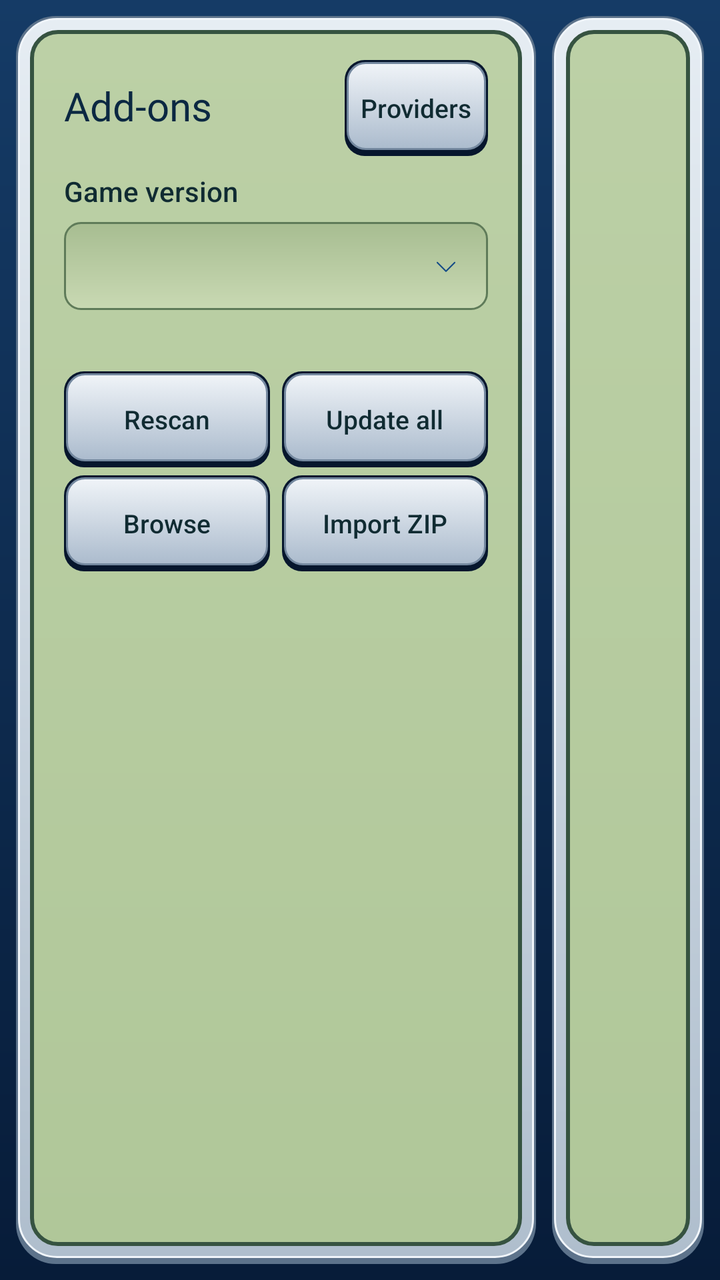
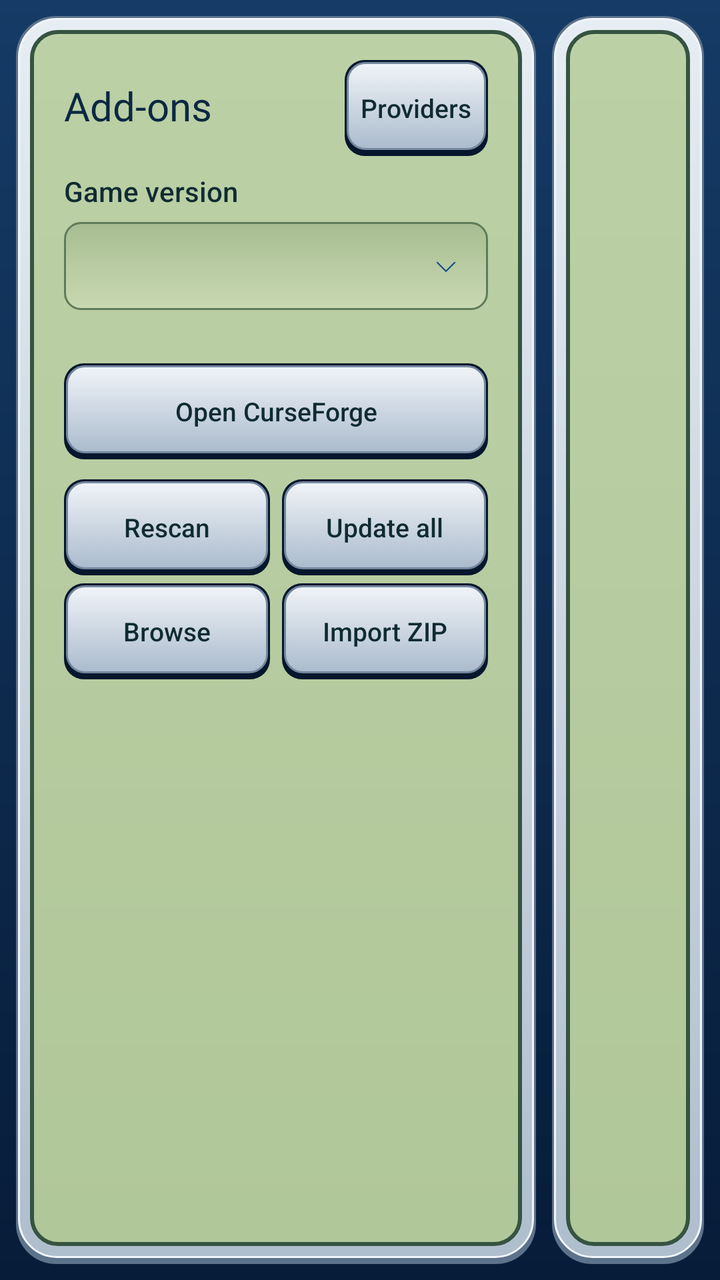

Screens rendered from an Android XML layout before and after an edit, with the pre-edit source and the edit as a unified diff.
<!-- AndroidManifest.xml: activity theme WeHavePhonesTheme -->
<!-- res/layout/activity_addons.xml -->
<?xml version="1.0" encoding="utf-8"?>
<LinearLayout
    xmlns:android="http://schemas.android.com/apk/res/android"
    android:layout_width="match_parent"
    android:layout_height="match_parent"
    android:baselineAligned="false"
    android:fitsSystemWindows="true"
    android:orientation="horizontal"
    android:background="@drawable/wehavephones_screen_background"
    android:padding="8dp">
    <ScrollView
        android:layout_width="260dp"
        android:layout_height="match_parent"
        android:background="@drawable/wehavephones_lcd_frame"
        android:scrollbars="none"
        android:padding="12dp">
        <LinearLayout
            android:layout_width="match_parent"
            android:layout_height="wrap_content"
            android:orientation="vertical"
            android:paddingLeft="12dp"
            android:paddingRight="12dp"
            android:paddingTop="10dp"
            android:paddingBottom="10dp">
            <LinearLayout
                android:layout_width="match_parent"
                android:layout_height="wrap_content"
                android:gravity="center_vertical"
                android:orientation="horizontal">
                <TextView
                    style="@style/WeHavePhonesHeader"
                    android:layout_width="0dp"
                    android:layout_weight="1"
                    android:text="@string/wehavephones_addons_title"
                    android:textSize="20sp" />
                <Button
                    android:id="@+id/BTAddonsSettings"
                    style="@style/WeHavePhonesButtonSmall"
                    android:layout_marginTop="0dp"
                    android:text="@string/wehavephones_addons_providers" />
            </LinearLayout>
            <TextView
                style="@style/WeHavePhonesSectionLabel"
                android:layout_marginTop="8dp"
                android:text="@string/wehavephones_game_version" />
            <Spinner
                android:id="@+id/SPAddonProduct"
                android:layout_width="match_parent"
                android:layout_height="44dp"
                android:background="@drawable/wehavephones_dropdown"
                android:popupBackground="@drawable/wehavephones_card_background" />
            <TextView
                android:id="@+id/TVAddonsPath"
                android:layout_width="match_parent"
                android:layout_height="wrap_content"
                android:layout_marginTop="6dp"
                android:lineSpacingExtra="2dp"
                android:textColor="@color/wehavephones_text_dim"
                android:textSize="11sp" />
            <LinearLayout
                android:layout_width="match_parent"
                android:layout_height="wrap_content"
                android:layout_marginTop="6dp"
                android:orientation="horizontal">
                <Button
                    android:id="@+id/BTAddonsRescan"
                    style="@style/WeHavePhonesButtonSmall"
                    android:layout_width="0dp"
                    android:layout_weight="1"
                    android:text="@string/wehavephones_addons_rescan" />
                <Button
                    android:id="@+id/BTAddonsUpdateAll"
                    style="@style/WeHavePhonesButtonSmall"
                    android:layout_width="0dp"
                    android:layout_weight="1"
                    android:layout_marginStart="6dp"
                    android:text="@string/wehavephones_addons_update_all" />
            </LinearLayout>
            <LinearLayout
                android:layout_width="match_parent"
                android:layout_height="wrap_content"
                android:orientation="horizontal">
                <Button
                    android:id="@+id/BTAddonsBrowse"
                    style="@style/WeHavePhonesButtonSmall"
                    android:layout_width="0dp"
                    android:layout_weight="1"
                    android:text="@string/wehavephones_addons_browse" />
                <Button
                    android:id="@+id/BTAddonsImport"
                    style="@style/WeHavePhonesButtonSmall"
                    android:layout_width="0dp"
                    android:layout_weight="1"
                    android:layout_marginStart="6dp"
                    android:text="@string/wehavephones_addons_import" />
            </LinearLayout>
            <ProgressBar
                android:id="@+id/PBAddons"
                style="?android:attr/progressBarStyleHorizontal"
                android:layout_width="match_parent"
                android:layout_height="4dp"
                android:layout_marginTop="8dp"
                android:indeterminate="true"
                android:visibility="gone" />
            <TextView
                android:id="@+id/TVAddonsStatus"
                android:layout_width="match_parent"
                android:layout_height="wrap_content"
                android:layout_marginTop="4dp"
                android:lineSpacingExtra="2dp"
                android:textColor="@color/wehavephones_text_dim"
                android:textSize="12sp" />
        </LinearLayout>
    </ScrollView>
    <FrameLayout
        android:id="@+id/FLAddonsScreen"
        android:layout_width="0dp"
        android:layout_height="match_parent"
        android:layout_weight="1"
        android:paddingLeft="14dp"
        android:paddingRight="14dp"
        android:paddingTop="8dp"
        android:background="@drawable/wehavephones_lcd_frame"
        android:padding="12dp"
        android:layout_marginLeft="8dp" />
</LinearLayout>
<!-- resources referenced by this layout -->
<resources>
  <color name="wehavephones_text_dim">#385447</color>
  <!-- drawable wehavephones_card_background (drawable) -->
  <?xml version="1.0" encoding="utf-8"?>
  <shape
      xmlns:android="http://schemas.android.com/apk/res/android"
      android:shape="rectangle">
      <corners
          android:radius="12dp" />
      <gradient
          android:angle="270"
          android:startColor="#CBDCB6"
          android:endColor="#B1C99D" />
      <stroke
          android:width="1dp"
          android:color="#6C8664" />
  </shape>
  <!-- drawable wehavephones_dropdown (drawable) -->
  <?xml version="1.0" encoding="utf-8"?>
  <layer-list
      xmlns:android="http://schemas.android.com/apk/res/android">
      <item
          android:drawable="@drawable/wehavephones_field" />
      <item
          android:drawable="@drawable/wehavephones_ic_chevron_down"
          android:gravity="end|center_vertical"
          android:right="14dp" />
  </layer-list>
  <!-- drawable wehavephones_screen_background (drawable) -->
  <?xml version="1.0" encoding="utf-8"?>
  <shape
      xmlns:android="http://schemas.android.com/apk/res/android"
      android:shape="rectangle">
      <corners
          android:radius="0dp" />
      <gradient
          android:angle="270"
          android:startColor="#153B66"
          android:endColor="#071C39" />
  </shape>
  <string name="wehavephones_addons_browse">Browse</string>
  <string name="wehavephones_addons_import">Import ZIP</string>
  <string name="wehavephones_addons_providers">Providers</string>
  <string name="wehavephones_addons_rescan">Rescan</string>
  <string name="wehavephones_addons_title">Add-ons</string>
  <string name="wehavephones_addons_update_all">Update all</string>
  <string name="wehavephones_game_version">Game version</string>
  <style name="WeHavePhonesHeader">
          <item name="android:layout_width">match_parent</item>
          <item name="android:layout_height">wrap_content</item>
          <item name="android:fontFamily">@font/wehavephones_lcd</item>
          <item name="android:textColor">@color/wehavephones_text_title</item>
          <item name="android:textSize">28sp</item>
          <item name="android:includeFontPadding">false</item>
      </style>
  <!-- drawable wehavephones_field (drawable) -->
  <?xml version="1.0" encoding="utf-8"?>
  <shape
      xmlns:android="http://schemas.android.com/apk/res/android"
      android:shape="rectangle">
      <corners
          android:radius="8dp" />
      <gradient
          android:angle="270"
          android:startColor="#A7BD91"
          android:endColor="#C9D9B3" />
      <stroke
          android:width="1dp"
          android:color="#5F7B59" />
  </shape>
  <color name="wehavephones_text">#102B32</color>
  <color name="wehavephones_text_title">#0B2842</color>
  <color name="wehavephones_accent">#164C87</color>
  <color name="wehavephones_background">#0B2344</color>
  <color name="wehavephones_surface">#BCD0A6</color>
  <style name="WeHavePhonesTextView" parent="@android:style/Widget.TextView">
          <item name="android:fontFamily">sans-serif</item>
          <item name="android:textColor">@color/wehavephones_text</item>
          <item name="android:textSize">15sp</item>
      </style>
  <style name="WeHavePhonesCheckBox" parent="@style/Widget.AppCompat.CompoundButton.CheckBox">
          <item name="android:fontFamily">sans-serif</item>
          <item name="android:textColor">@color/wehavephones_text</item>
          <item name="android:textSize">15sp</item>
          <item name="android:paddingTop">6dp</item>
          <item name="android:paddingBottom">6dp</item>
      </style>
  <color name="wehavephones_key_text">#FFFFFF</color>
  <!-- unchanged entries left out for length: 18 -->
</resources>

<!-- the commit's change to res/layout/activity_addons.xml (unified diff, before → after) -->
@@ -57,6 +57,12 @@
                 android:lineSpacingExtra="2dp"
                 android:textColor="@color/wehavephones_text_dim"
                 android:textSize="11sp" />
+            <Button
+                android:id="@+id/BTAddonsCurseForge"
+                style="@style/WeHavePhonesButtonSmall"
+                android:layout_width="match_parent"
+                android:layout_marginTop="6dp"
+                android:text="@string/wehavephones_curseforge_open" />
             <LinearLayout
                 android:layout_width="match_parent"
                 android:layout_height="wrap_content"
<!-- resource entries referenced after the edit -->
@@ -45,6 +45,7 @@
   <string name="wehavephones_addons_rescan">Rescan</string>
   <string name="wehavephones_addons_title">Add-ons</string>
   <string name="wehavephones_addons_update_all">Update all</string>
+  <string name="wehavephones_curseforge_open">Open CurseForge</string>
   <string name="wehavephones_game_version">Game version</string>
   <style name="WeHavePhonesHeader">
           <item name="android:layout_width">match_parent</item>
